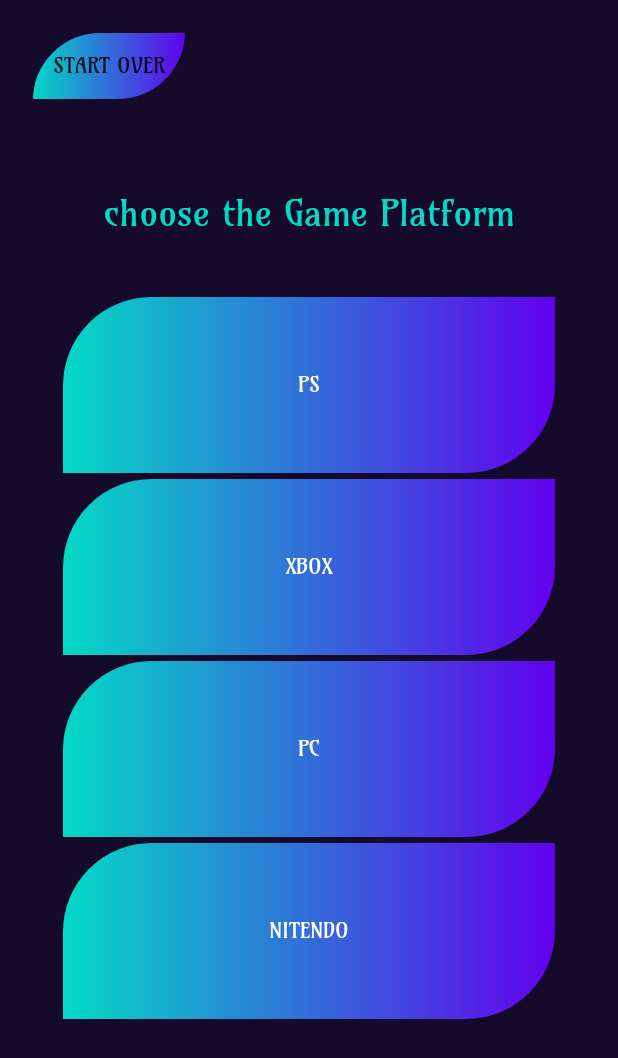
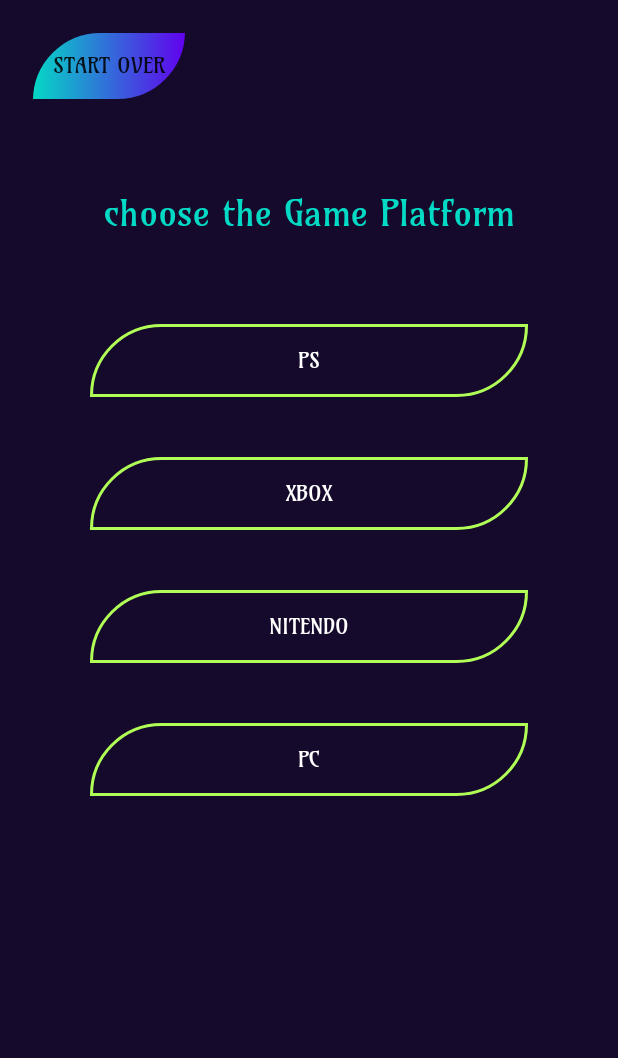
Before and after one commit to HadasIsraeli/GameSearchApp, an Android app: the FragmentPlatform screen opened through its navigation route, on a phone screen of 412 x 824 dp. Shown: the top 1058 px of the screen. Run offline under Robolectric (Android 15) with nearby library versions, the phone set to English and light mode, and no system bars; Roboto replaces fonts that are not available here.

Commit message:
design button

```diff
--- /dev/null
+++ b/app/src/main/res/drawable/design_filter_button.xml
@@ -0,0 +1,9 @@
+<?xml version="1.0" encoding="utf-8"?>
+<shape xmlns:android="http://schemas.android.com/apk/res/android">
+    <corners
+        android:bottomRightRadius="60dp"
+        android:topLeftRadius="60dp" />
+
+    <stroke android:color="#B1FF56" android:width="2dp"/>
+
+</shape>
--- a/app/src/main/res/layout/fragment_game_name.xml
+++ b/app/src/main/res/layout/fragment_game_name.xml
@@ -60,7 +60,6 @@
             android:fontFamily="@font/amarante"
             android:gravity="bottom|center"
             android:inputType="textPersonName"
-            android:text="Write Game Name Here"
             android:textColor="@color/teal_200"
             android:textSize="20sp" />
 
--- a/app/src/main/res/layout/fragment_launch_year.xml
+++ b/app/src/main/res/layout/fragment_launch_year.xml
@@ -55,7 +55,6 @@
             android:gravity="bottom|center"
             android:inputType="date"
             android:padding="15dp"
-            android:text="Write Game Launch Year Here"
             android:textColor="@color/teal_200" />
 
     </LinearLayout>
--- a/app/src/main/res/layout/fragment_platform.xml
+++ b/app/src/main/res/layout/fragment_platform.xml
@@ -2,11 +2,11 @@
 <LinearLayout xmlns:android="http://schemas.android.com/apk/res/android"
     xmlns:tools="http://schemas.android.com/tools"
     android:layout_width="match_parent"
-    android:layout_height="match_parent"
+    android:layout_height="wrap_content"
+    android:fontFamily="sans-serif-black"
     android:orientation="vertical"
     android:padding="20dp"
-    tools:context=".fragments.FragmentPlatform"
-    android:fontFamily="sans-serif-black">
+    tools:context=".fragments.FragmentPlatform">
 
     <!-- TODO: Update blank fragment layout -->
     <LinearLayout
@@ -29,7 +29,7 @@
 
     <LinearLayout
         android:layout_width="match_parent"
-        android:layout_height="633dp"
+        android:layout_height="match_parent"
         android:orientation="vertical"
         android:padding="20dp">
 
@@ -43,57 +43,88 @@
             android:textColor="@color/teal_200"
             android:textSize="24sp" />
 
+        <LinearLayout
+            android:layout_width="match_parent"
+            android:layout_height="wrap_content"
+            android:orientation="vertical"
+            android:padding="20dp">
+
             <Button
                 android:id="@+id/PSButton"
                 android:layout_width="match_parent"
-            android:layout_height="match_parent"
+                android:layout_height="wrap_content"
                 android:layout_gravity="center"
-            android:layout_weight="1"
-            android:background="@drawable/design_button"
+                android:layout_weight="0.2"
+                android:background="@drawable/design_filter_button"
                 android:fontFamily="@font/amarante"
                 android:gravity="center"
                 android:padding="15dp"
                 android:text="PS"
                 android:textColor="@color/white" />
+        </LinearLayout>
+
+        <LinearLayout
+            android:layout_width="match_parent"
+            android:layout_height="wrap_content"
+            android:orientation="vertical"
+            android:padding="20dp">
 
             <Button
                 android:id="@+id/XboxButton"
                 android:layout_width="match_parent"
-            android:layout_height="match_parent"
+                android:layout_height="wrap_content"
                 android:layout_gravity="center"
-            android:layout_weight="1"
-            android:background="@drawable/design_button"
+                android:layout_weight="0.2"
+                android:background="@drawable/design_filter_button"
                 android:fontFamily="@font/amarante"
                 android:gravity="center"
                 android:padding="15dp"
                 android:text="Xbox"
                 android:textColor="@color/white" />
 
+        </LinearLayout>
+
+        <LinearLayout
+            android:layout_width="match_parent"
+            android:layout_height="wrap_content"
+            android:layout_weight="1"
+            android:orientation="vertical"
+            android:padding="20dp">
+
+            <Button
+                android:id="@+id/NitendoButton"
+                android:layout_width="match_parent"
+                android:layout_height="wrap_content"
+                android:layout_gravity="center"
+                android:layout_weight="0.2"
+                android:background="@drawable/design_filter_button"
+                android:fontFamily="@font/amarante"
+                android:gravity="center"
+                android:padding="15dp"
+                android:text="Nitendo"
+                android:textColor="@color/white" />
+        </LinearLayout>
+
+        <LinearLayout
+            android:layout_width="match_parent"
+            android:layout_height="wrap_content"
+            android:orientation="vertical"
+            android:padding="20dp">
+
             <Button
                 android:id="@+id/PCButton"
                 android:layout_width="match_parent"
-            android:layout_height="match_parent"
+                android:layout_height="wrap_content"
                 android:layout_gravity="center"
-            android:layout_weight="1"
-            android:background="@drawable/design_button"
+                android:layout_weight="0.2"
+                android:background="@drawable/design_filter_button"
                 android:fontFamily="@font/amarante"
                 android:gravity="center"
                 android:padding="15dp"
                 android:text="PC"
                 android:textColor="@color/white" />
 
-        <Button
-            android:id="@+id/NitendoButton"
-            android:layout_width="match_parent"
-            android:layout_height="match_parent"
-            android:layout_gravity="center"
-            android:layout_weight="1"
-            android:background="@drawable/design_button"
-            android:fontFamily="@font/amarante"
-            android:gravity="center"
-            android:padding="15dp"
-            android:text="Nitendo"
-            android:textColor="@color/white" />
+        </LinearLayout>
 
     </LinearLayout>
 
--- a/app/src/main/res/layout/fragment_welcome_page.xml
+++ b/app/src/main/res/layout/fragment_welcome_page.xml
@@ -12,6 +12,7 @@
     <LinearLayout
         android:layout_width="match_parent"
         android:layout_height="match_parent"
+        android:background="@drawable/gamer"
         android:orientation="vertical"
         android:padding="20dp">
 
@@ -22,7 +23,7 @@
             android:layout_gravity="center"
             android:layout_weight="1"
             android:fontFamily="@font/amarante"
-            android:gravity="center"
+            android:gravity="center|top"
             android:padding="20dp"
             android:paddingEnd="15dp"
             android:paddingRight="15dp"
```
Also changed, not shown: app/src/main/res/layout/fragment_company.xml (+27 -26 lines), app/src/main/res/layout/fragment_genre.xml (+24 -23 lines), app/src/main/res/drawable/gamer.jpeg (added). Lines whose indentation alone changed are shown as unchanged.
